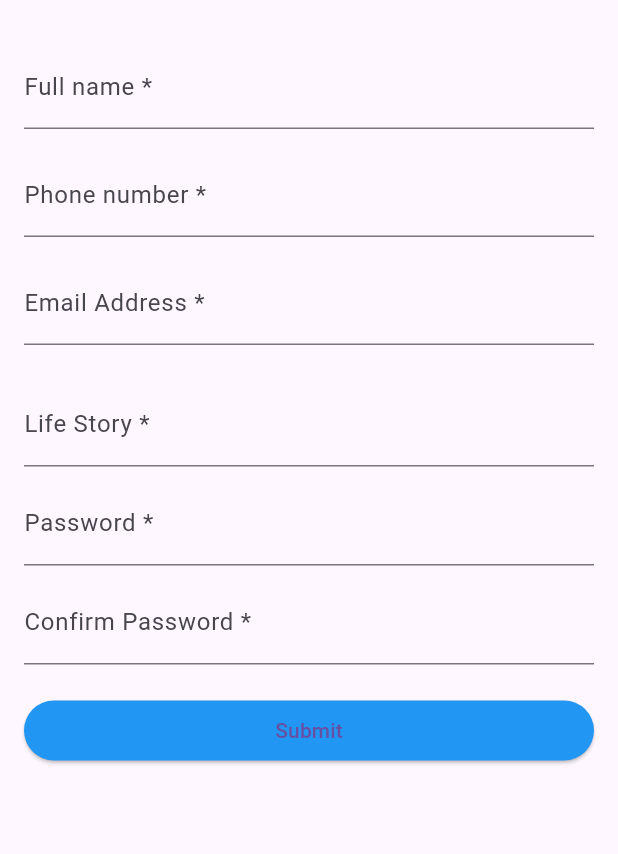
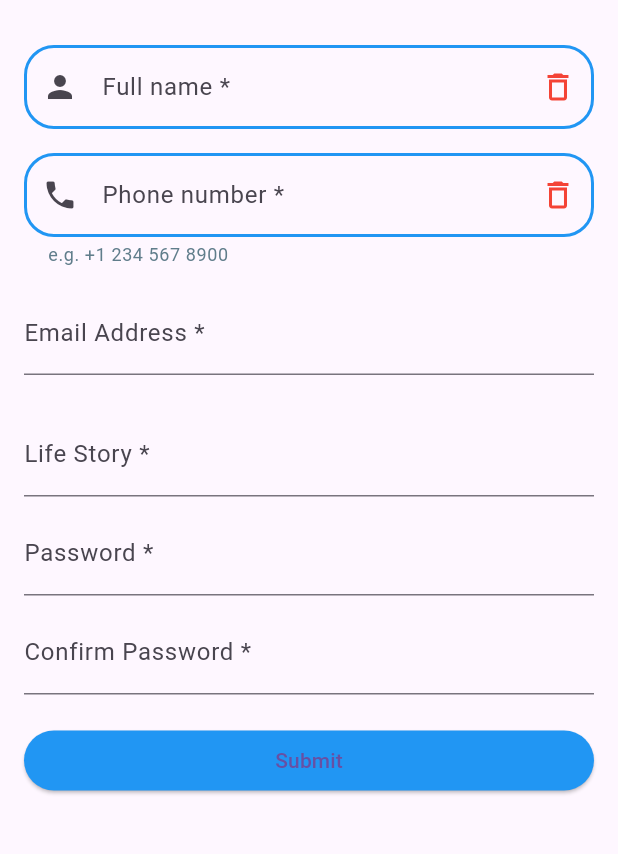
Before and after one commit to TheBaytur/form, a Flutter app: the screen it shows after launch, on a phone screen of 412 x 824 dp, the part 63-917 px from its top. Run offline on Flutter 3.47's test engine with Material 3 defaults, Android fonts, the phone set to English and light mode, and no system bars.

Commit message:
enabledBorders

```diff
--- a/lib/pages/register_home_page.dart
+++ b/lib/pages/register_home_page.dart
@@ -22,11 +22,33 @@ class _RegisterHomePageState extends State<RegisterHomePage> {
             TextField(decoration: InputDecoration(
               labelText: 'Full name *',
               hintText: 'Enter your full name',
+              prefixIcon: Icon(Icons.person),
+              suffixIcon: Icon(
+                Icons.delete_outline_outlined, color: Colors.red
+                ),
+                enabledBorder: OutlineInputBorder(
+                  borderRadius: BorderRadius.circular(20.0),
+                  borderSide: BorderSide(color: Colors.blue, width: 2.0),
+                ),
               ),
             ),
             SizedBox(height: 16.0),
             TextFormField(
-              decoration: InputDecoration(labelText: 'Phone number *'),
+              decoration: InputDecoration(labelText: 'Phone number *',
+              hintText: 'Where can we reach you?',
+              helperText: 'e.g. +1 234 567 8900',
+              helperStyle: TextStyle(color: Colors.blueGrey),
+              prefixIcon: Icon(Icons.phone),
+              suffixIcon: Icon(
+                Icons.delete_outline_outlined, color: Colors.red
+                ),
+              enabledBorder: OutlineInputBorder(
+                  borderRadius: BorderRadius.circular(20.0),
+                  borderSide: BorderSide(color: Colors.blue, width: 2.0),
+                ),
+              ),
+
+
             ),
             SizedBox(height: 16.0),
             TextFormField(
```
